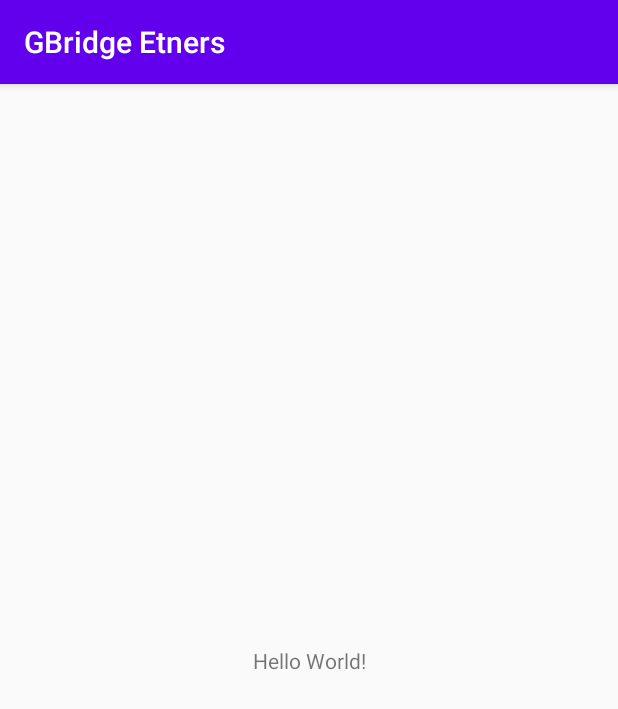
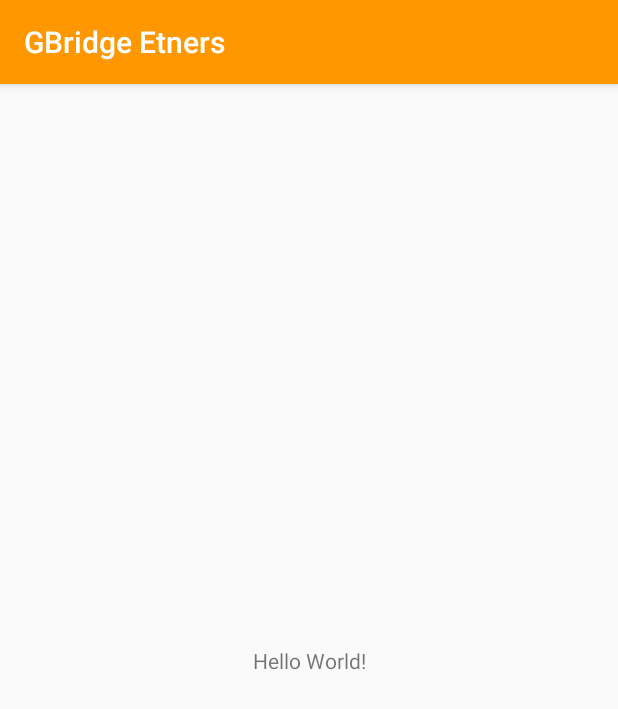
Before and after one commit to g-bridge-etners/g-bridge-etners, an Android app: the screen it shows after launch (MainActivity), on a phone screen of 412 x 824 dp. Shown: the top 709 px of the screen. Run offline under Robolectric (Android 15) with nearby library versions, the phone set to English and light mode, and no system bars.

```diff
--- a/app/src/main/AndroidManifest.xml
+++ b/app/src/main/AndroidManifest.xml
@@ -9,6 +9,7 @@
         android:roundIcon="@mipmap/ic_launcher_round"
         android:supportsRtl="true"
         android:theme="@style/AppTheme">
+        <activity android:name=".ui.signup.SignupActivity"></activity>
         <activity android:name=".ui.main.MainActivity">
             <intent-filter>
                 <action android:name="android.intent.action.MAIN" />
--- a/app/src/main/res/values/colors.xml
+++ b/app/src/main/res/values/colors.xml
@@ -1,6 +1,6 @@
 <?xml version="1.0" encoding="utf-8"?>
 <resources>
-    <color name="colorPrimary">#6200EE</color>
-    <color name="colorPrimaryDark">#3700B3</color>
-    <color name="colorAccent">#03DAC5</color>
+    <color name="colorPrimary">#ff9800</color>
+    <color name="colorPrimaryDark">#f57c00</color>
+    <color name="colorAccent">#ff5722</color>
 </resources>
```
Also changed, not shown: app/src/main/java/com/gbridge/etners/ui/signup/SignupActivity.java (added, +16 -0 lines), app/src/main/res/layout/activity_signup.xml (added, +10 -0 lines).
